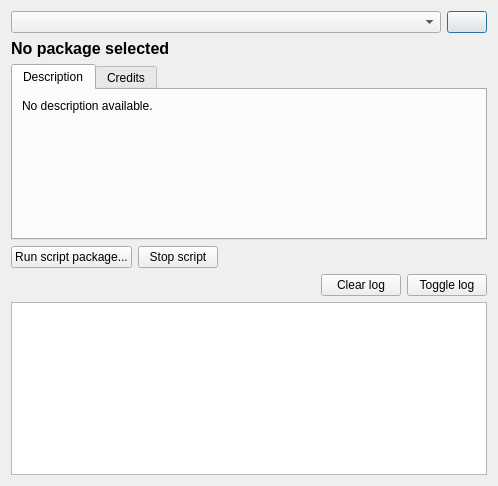
DavidJCobb/DovahKit, file native/src/DovahKit/ui/main_window/script_window_package.ui: the form before one commit.
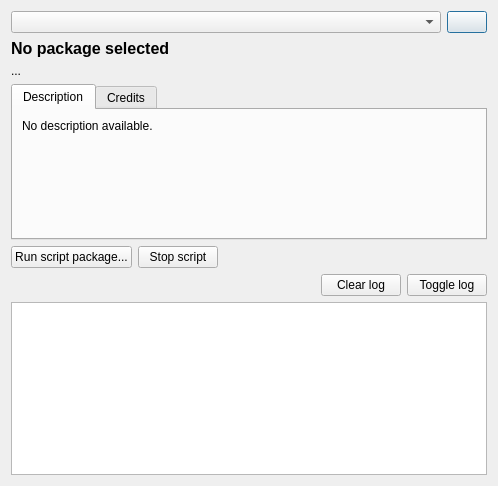
The form after the commit. Icons and pictures are not drawn.

Commit message:
Dovahscript: package versioning; version API. DKCollapsiblePane
Script packages can now specify their own version numbers, as well as supported version numbers for DovahKit itself. The script package window now displays version information as appropriate, along with an extra confirmation prompt when attempting to run scripts made for future versions of DovahKit.

Added a `dovah.version` API, which scripts can use to query DovahKit's version.

Started work on a collapsible panel widget, which I plan on using in the script windows.

Diff of the .ui file:
```diff
--- a/native/src/DovahKit/ui/main_window/script_window_package.ui
+++ b/native/src/DovahKit/ui/main_window/script_window_package.ui
@@ -42,7 +42,7 @@
     </layout>
    </item>
    <item row="1" column="0">
-    <layout class="QGridLayout" name="layoutPackage" rowstretch="0,1">
+    <layout class="QGridLayout" name="layoutPackage" rowstretch="0,0,1">
      <item row="0" column="0">
       <widget class="QLabel" name="packageName">
        <property name="font">
@@ -60,7 +60,7 @@
        </property>
       </widget>
      </item>
-     <item row="1" column="0">
+     <item row="2" column="0">
       <widget class="QTabWidget" name="packageBody">
        <property name="sizePolicy">
         <sizepolicy hsizetype="Expanding" vsizetype="Preferred">
@@ -126,6 +126,16 @@
        </widget>
       </widget>
      </item>
+     <item row="1" column="0">
+      <widget class="QLabel" name="packageVersion">
+       <property name="text">
+        <string>...</string>
+       </property>
+       <property name="wordWrap">
+        <bool>true</bool>
+       </property>
+      </widget>
+     </item>
     </layout>
    </item>
    <item row="2" column="0">
```
The commit also changes 13 other files.
